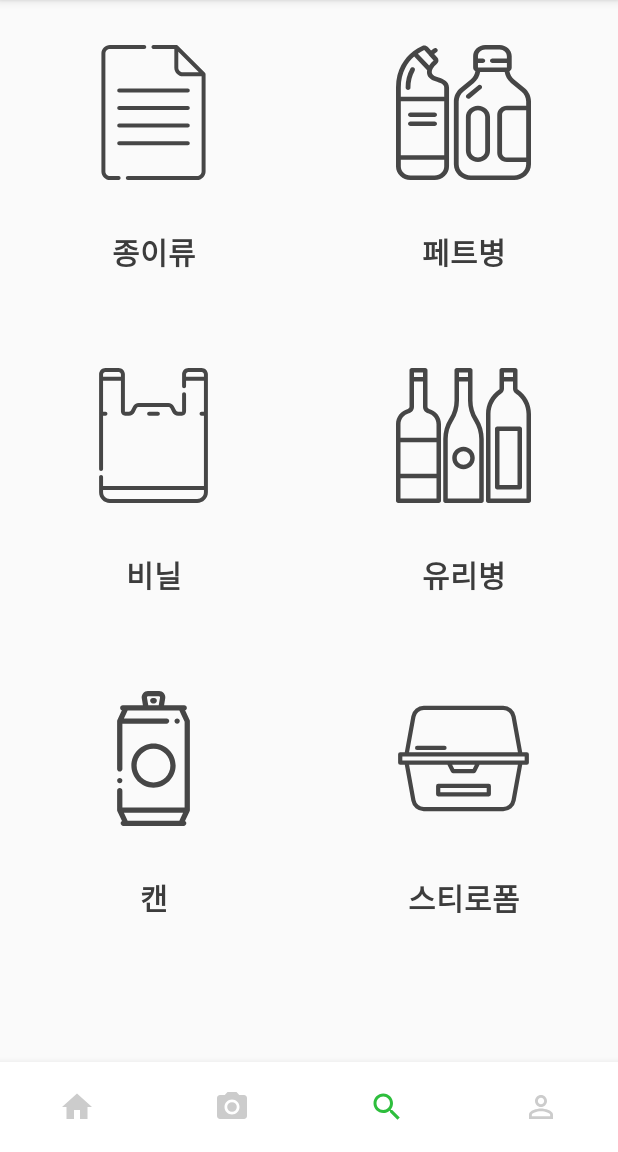
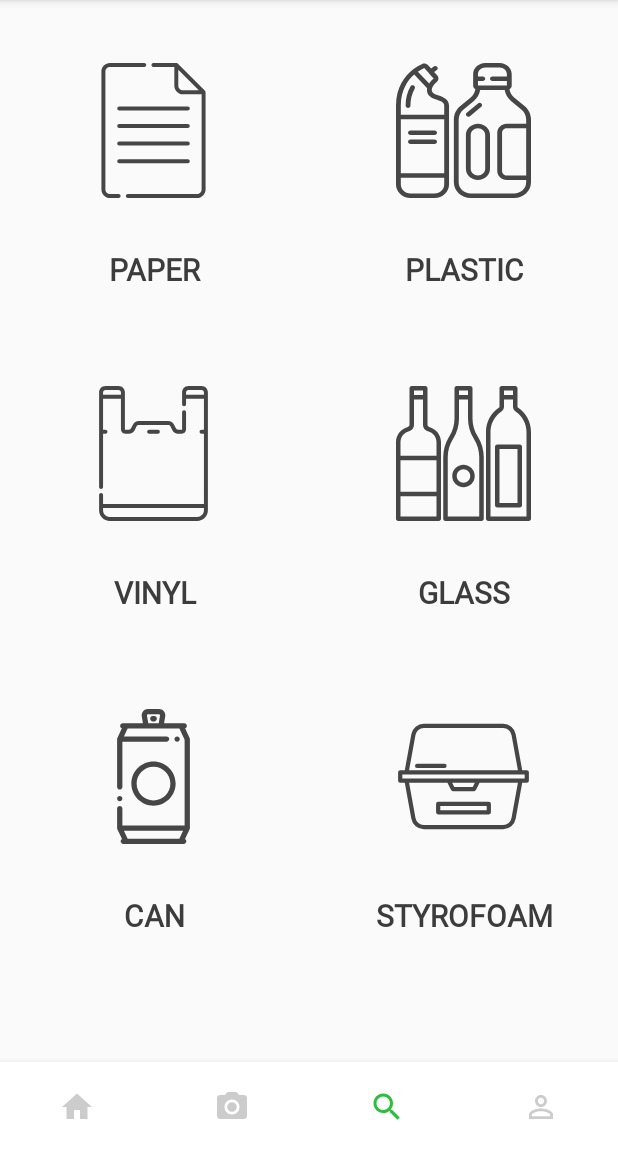
Before and after one commit to DSC-Duksung/2021-Re-creation-Android, an Android app: the screen it shows after launch (MainActivity), item 3 of the bottom bar chosen, on a phone screen of 412 x 824 dp, the part 84-1236 px from its top. Run offline under Robolectric (Android 15) with nearby library versions, the phone set to English and light mode, and no system bars; our stand-ins replace RxJava.

Commit message:
sh:font 바꾸기

```diff
--- a/app/src/main/res/layout/fragment_search.xml
+++ b/app/src/main/res/layout/fragment_search.xml
@@ -4,7 +4,17 @@
     xmlns:tools="http://schemas.android.com/tools"
     android:layout_width="match_parent"
     android:layout_height="match_parent">
+    <ScrollView
+        android:layout_width="match_parent"
+        android:layout_height="match_parent"
+        android:orientation="vertical"
+        tools:layout_editor_absoluteX="-81dp"
+        tools:layout_editor_absoluteY="16dp">
 
+        <androidx.constraintlayout.widget.ConstraintLayout
+            android:layout_width="match_parent"
+            android:layout_height="wrap_content"
+            android:layout_marginTop="12dp">
     <Button
         android:id="@+id/bnt_paper"
         android:layout_width="205dp"
@@ -13,10 +23,11 @@
         android:drawableTop="@drawable/ic_paper"
         android:onClick="paperClicked"
         android:paddingTop="30dp"
-        android:text="종이류"
+        android:text="Paper"
         android:textColor="#3C3C3C"
         android:textSize="20sp"
         android:textStyle="bold"
+        android:fontFamily="@font/tmoney_regular"
         app:layout_constraintStart_toStartOf="parent"
         app:layout_constraintTop_toTopOf="parent" />
 
@@ -27,10 +38,11 @@
         android:background="#00FF0000"
         android:drawableTop="@drawable/ic_plastic"
         android:paddingTop="30dp"
-        android:text="페트병"
+        android:text="Plastic"
         android:textColor="#3C3C3C"
         android:textSize="20sp"
         android:textStyle="bold"
+        android:fontFamily="@font/tmoney_regular"
         app:layout_constraintEnd_toEndOf="parent"
         app:layout_constraintTop_toTopOf="parent" />
 
@@ -41,12 +53,13 @@
         android:background="#00FF0000"
         android:drawableTop="@drawable/ic_vinyl"
         android:paddingTop="30dp"
-        android:text="비닐"
+        android:text="Vinyl"
         app:layout_constraintStart_toStartOf="parent"
         app:layout_constraintTop_toBottomOf="@+id/bnt_paper"
         android:textColor="#3C3C3C"
         android:textSize="20sp"
-        android:textStyle="bold" />
+        android:textStyle="bold"
+        android:fontFamily="@font/tmoney_regular" />
 
     <Button
         android:id="@+id/bnt_can"
@@ -55,10 +68,11 @@
         android:background="#00FF0000"
         android:drawableTop="@drawable/ic_can"
         android:paddingTop="30dp"
-        android:text="캔"
+        android:text="Can"
         android:textColor="#3C3C3C"
         android:textSize="20sp"
         android:textStyle="bold"
+        android:fontFamily="@font/tmoney_regular"
         app:layout_constraintStart_toStartOf="parent"
         app:layout_constraintTop_toBottomOf="@+id/bnt_vinyl" />
 
@@ -69,10 +83,11 @@
         android:background="#00FF0000"
         android:drawableTop="@drawable/ic_styrofoam"
         android:paddingTop="30dp"
-        android:text="스티로폼"
+        android:text="Styrofoam"
         android:textColor="#3C3C3C"
         android:textSize="20sp"
         android:textStyle="bold"
+        android:fontFamily="@font/tmoney_regular"
         app:layout_constraintEnd_toEndOf="parent"
         app:layout_constraintTop_toBottomOf="@+id/bnt_glass" />
 
@@ -83,11 +98,13 @@
         android:background="#00FF0000"
         android:drawableTop="@drawable/ic_glass"
         android:paddingTop="30dp"
-        android:text="유리병"
+        android:text="Glass"
         android:textColor="#3C3C3C"
         android:textSize="20sp"
         android:textStyle="bold"
+        android:fontFamily="@font/tmoney_regular"
         app:layout_constraintEnd_toEndOf="parent"
         app:layout_constraintTop_toBottomOf="@+id/bnt_pet" />
-
+        </androidx.constraintlayout.widget.ConstraintLayout>
+    </ScrollView>
 </androidx.constraintlayout.widget.ConstraintLayout>
```
Also changed, not shown: 1 other file.
